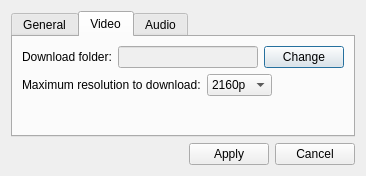
Before: the Qt Designer form tubic/qt_wrap/ui/settings_window.ui in sentenzo/tubic, drawn with Qt 5.
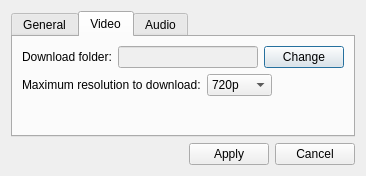
After: the same form once the commit is applied. The open tabs and pages were chosen to show the change.

```diff
--- a/tubic/qt_wrap/ui/settings_window.ui
+++ b/tubic/qt_wrap/ui/settings_window.ui
@@ -160,6 +160,9 @@
          </item>
          <item>
           <widget class="QComboBox" name="cb_max_video_resolution">
+           <property name="currentIndex">
+            <number>3</number>
+           </property>
            <item>
             <property name="text">
              <string>2160p</string>
```
Left out of the diff: 4 changed lines with no effect on the pictures.
